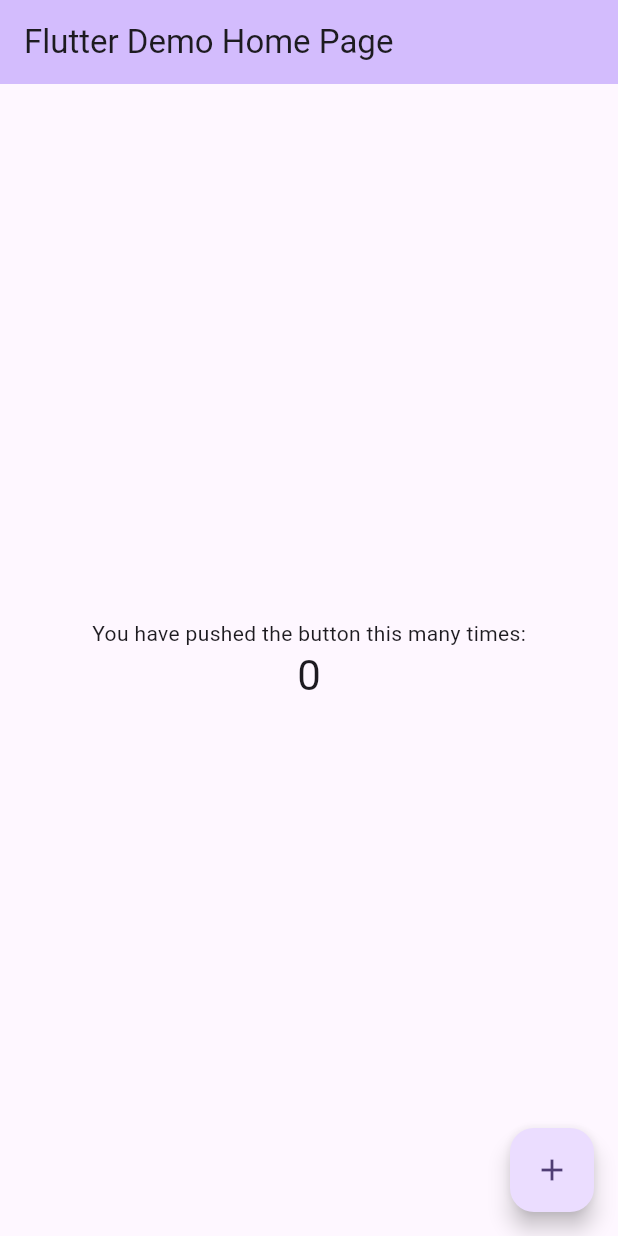
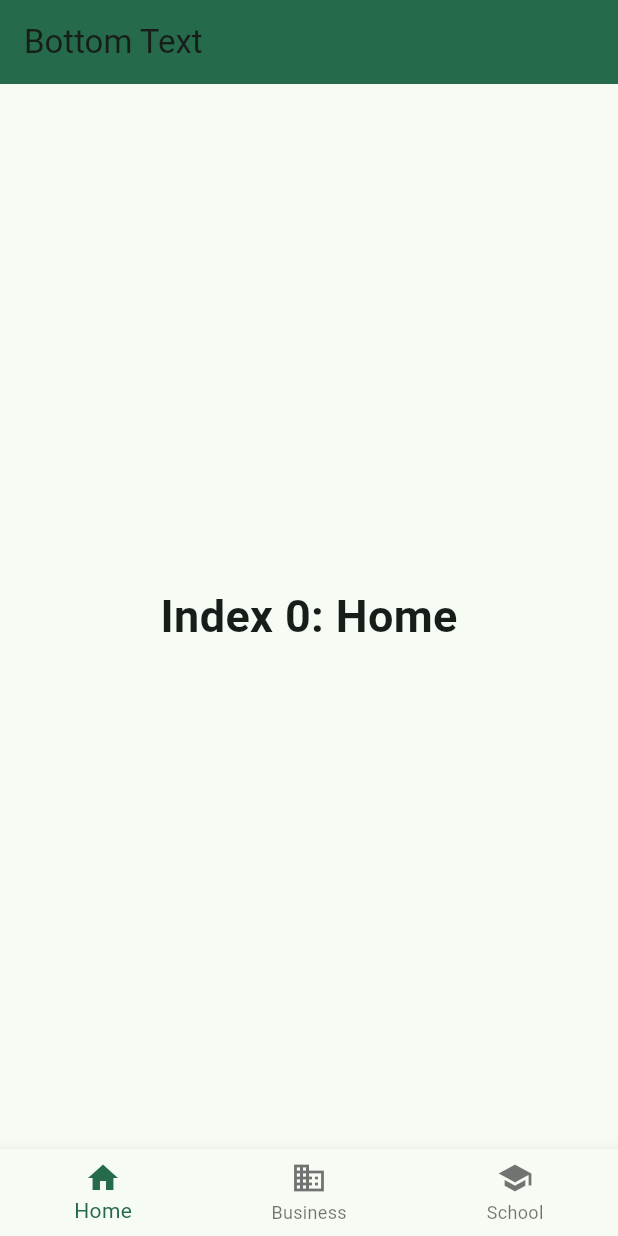
Before and after one commit to DenisDagbert/AMSE_Denis_Dagbert, a Flutter app: the screen it shows after launch, on a phone screen of 412 x 824 dp. Run offline on Flutter 3.47's test engine with Material 3 defaults, Android fonts, the phone set to English and light mode, and no system bars.

Commit message:
Ajout NavBar

```diff
--- a/tp1/analysis_options.yaml
+++ b/tp1/analysis_options.yaml
@@ -1,28 +1,11 @@
-# This file configures the analyzer, which statically analyzes Dart code to
-# check for errors, warnings, and lints.
-#
-# The issues identified by the analyzer are surfaced in the UI of Dart-enabled
-# IDEs (https://dart.dev/tools#ides-and-editors). The analyzer can also be
-# invoked from the command line by running `flutter analyze`.
-
-# The following line activates a set of recommended lints for Flutter apps,
-# packages, and plugins designed to encourage good coding practices.
 include: package:flutter_lints/flutter.yaml
 
 linter:
-  # The lint rules applied to this project can be customized in the
-  # section below to disable rules from the `package:flutter_lints/flutter.yaml`
-  # included above or to enable additional rules. A list of all available lints
-  # and their documentation is published at https://dart.dev/lints.
-  #
-  # Instead of disabling a lint rule for the entire project in the
-  # section below, it can also be suppressed for a single line of code
-  # or a specific dart file by using the `// ignore: name_of_lint` and
-  # `// ignore_for_file: name_of_lint` syntax on the line or in the file
-  # producing the lint.
   rules:
-    # avoid_print: false  # Uncomment to disable the `avoid_print` rule
-    # prefer_single_quotes: true  # Uncomment to enable the `prefer_single_quotes` rule
-
-# Additional information about this file can be found at
-# https://dart.dev/guides/language/analysis-options
+    avoid_print: false
+    prefer_const_constructors_in_immutables: false
+    prefer_const_constructors: false
+    prefer_const_literals_to_create_immutables: false
+    prefer_final_fields: false
+    unnecessary_breaks: true
+    use_key_in_widget_constructors: false
--- a/tp1/lib/main.dart
+++ b/tp1/lib/main.dart
@@ -1,122 +1,92 @@
 import 'package:flutter/material.dart';
 
-void main() {
-  runApp(const MyApp());
-}
+/// Flutter code sample for [BottomNavigationBar].
 
-class MyApp extends StatelessWidget {
-  const MyApp({super.key});
+void main() => runApp(const BottomNavigationBarExampleApp());
 
-  // This widget is the root of your application.
+class BottomNavigationBarExampleApp extends StatelessWidget {
+  const BottomNavigationBarExampleApp({super.key});
+
   @override
   Widget build(BuildContext context) {
+
     return MaterialApp(
-      title: 'Flutter Demo',
-      theme: ThemeData(
-        // This is the theme of your application.
-        //
-        // TRY THIS: Try running your application with "flutter run". You'll see
-        // the application has a purple toolbar. Then, without quitting the app,
-        // try changing the seedColor in the colorScheme below to Colors.green
-        // and then invoke "hot reload" (save your changes or press the "hot
-        // reload" button in a Flutter-supported IDE, or press "r" if you used
-        // the command line to start the app).
-        //
-        // Notice that the counter didn't reset back to zero; the application
-        // state is not lost during the reload. To reset the state, use hot
-        // restart instead.
-        //
-        // This works for code too, not just values: Most code changes can be
-        // tested with just a hot reload.
-        colorScheme: ColorScheme.fromSeed(seedColor: Colors.deepPurple),
-      ),
-      home: const MyHomePage(title: 'Flutter Demo Home Page'),
+      theme: ThemeData(useMaterial3: true,colorScheme: ColorScheme.fromSeed(seedColor: const Color.fromARGB(255, 20, 120, 80))),
+      home: BottomNavigationBarExample(),
     );
   }
 }
 
-class MyHomePage extends StatefulWidget {
-  const MyHomePage({super.key, required this.title});
-
-  // This widget is the home page of your application. It is stateful, meaning
-  // that it has a State object (defined below) that contains fields that affect
-  // how it looks.
-
-  // This class is the configuration for the state. It holds the values (in this
-  // case the title) provided by the parent (in this case the App widget) and
-  // used by the build method of the State. Fields in a Widget subclass are
-  // always marked "final".
-
-  final String title;
+class BottomNavigationBarExample extends StatefulWidget {
+  const BottomNavigationBarExample({super.key});
 
   @override
-  State<MyHomePage> createState() => _MyHomePageState();
+  State<BottomNavigationBarExample> createState() =>
+      _BottomNavigationBarExampleState();
 }
 
-class _MyHomePageState extends State<MyHomePage> {
-  int _counter = 0;
+class _BottomNavigationBarExampleState
+    extends State<BottomNavigationBarExample> {
+  int _selectedIndex = 0;
+  static const TextStyle optionStyle =
+      TextStyle(fontSize: 30, fontWeight: FontWeight.bold);
+  static const List<Widget> _widgetOptions = <Widget>[
+    Text(
+      'Index 0: Home',
+      style: optionStyle,
+    ),
+    Text(
+      'Index 1: Business',
+      style: optionStyle,
+    ),
+    Text(
+      'Index 2: School',
+      style: optionStyle,
+    ),
+  ];
 
-  void _incrementCounter() {
+  void _onItemTapped(int index) {
     setState(() {
-      // This call to setState tells the Flutter framework that something has
-      // changed in this State, which causes it to rerun the build method below
-      // so that the display can reflect the updated values. If we changed
-      // _counter without calling setState(), then the build method would not be
-      // called again, and so nothing would appear to happen.
-      _counter++;
+      _selectedIndex = index;
     });
   }
 
   @override
   Widget build(BuildContext context) {
-    // This method is rerun every time setState is called, for instance as done
-    // by the _incrementCounter method above.
-    //
-    // The Flutter framework has been optimized to make rerunning build methods
-    // fast, so that you can just rebuild anything that needs updating rather
-    // than having to individually change instances of widgets.
+    final theme = Theme.of(context);
+    final style = theme.textTheme.displayMedium!.copyWith(
+      color: theme.colorScheme.onPrimary,
+    );
+
     return Scaffold(
       appBar: AppBar(
-        // TRY THIS: Try changing the color here to a specific color (to
-        // Colors.amber, perhaps?) and trigger a hot reload to see the AppBar
-        // change color while the other colors stay the same.
-        backgroundColor: Theme.of(context).colorScheme.inversePrimary,
-        // Here we take the value from the MyHomePage object that was created by
-        // the App.build method, and use it to set our appbar title.
-        title: Text(widget.title),
+        ///selectedItemColor: const Color.fromARGB(255, 20, 120, 80),
+        backgroundColor: theme.colorScheme.primary,
+        title: const Text('Bottom Text'),
       ),
       body: Center(
-        // Center is a layout widget. It takes a single child and positions it
-        // in the middle of the parent.
-        child: Column(
-          // Column is also a layout widget. It takes a list of children and
-          // arranges them vertically. By default, it sizes itself to fit its
-          // children horizontally, and tries to be as tall as its parent.
-          //
-          // Column has various properties to control how it sizes itself and
-          // how it positions its children. Here we use mainAxisAlignment to
-          // center the children vertically; the main axis here is the vertical
-          // axis because Columns are vertical (the cross axis would be
-          // horizontal).
-          //
-          // TRY THIS: Invoke "debug painting" (choose the "Toggle Debug Paint"
-          // action in the IDE, or press "p" in the console), to see the
-          // wireframe for each widget.
-          mainAxisAlignment: MainAxisAlignment.center,
-          children: <Widget>[
-            const Text('You have pushed the button this many times:'),
-            Text(
-              '$_counter',
-              style: Theme.of(context).textTheme.headlineMedium,
-            ),
-          ],
-        ),
+        child: _widgetOptions.elementAt(_selectedIndex),
       ),
-      floatingActionButton: FloatingActionButton(
-        onPressed: _incrementCounter,
-        tooltip: 'Increment',
-        child: const Icon(Icons.add),
-      ), // This trailing comma makes auto-formatting nicer for build methods.
+      bottomNavigationBar: BottomNavigationBar(
+        items: const <BottomNavigationBarItem>[
+          BottomNavigationBarItem(
+            icon: Icon(Icons.home),
+            label: 'Home',
+          ),
+          BottomNavigationBarItem(
+            icon: Icon(Icons.business),
+            label: 'Business',
+          ),
+          BottomNavigationBarItem(
+            icon: Icon(Icons.school),
+            label: 'School',
+          ),
+        ],
+        currentIndex: _selectedIndex,
+        ///selectedItemColor: const Color.fromARGB(255, 20, 120, 80),
+        selectedItemColor: theme.colorScheme.primary,
+        onTap: _onItemTapped,
+      ),
     );
   }
 }
--- a/tp1/pubspec.yaml
+++ b/tp1/pubspec.yaml
@@ -1,4 +1,4 @@
-name: tp1
+name: my_flutter_hello_app
 description: "A new Flutter project."
 # The following line prevents the package from being accidentally published to
 # pub.dev using `flutter pub publish`. This is preferred for private packages.
@@ -19,7 +19,7 @@ publish_to: 'none' # Remove this line if you wish to publish to pub.dev
 version: 1.0.0+1
 
 environment:
-  sdk: ^3.8.0-67.0.dev
+  sdk: ^3.6.1
 
 # Dependencies specify other packages that your package needs in order to work.
 # To automatically upgrade your package dependencies to the latest versions
```
Also changed, not shown: tp1/pubspec.lock, 1 other file.
